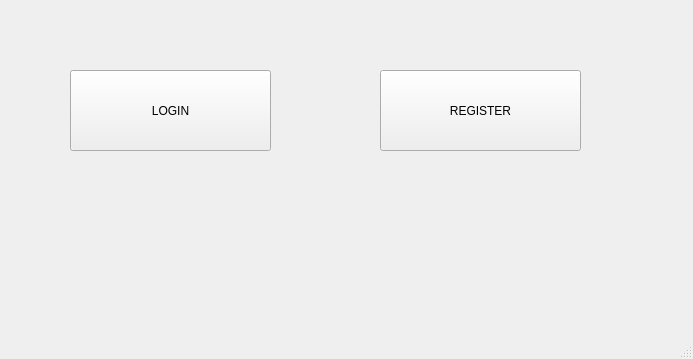
The window that first_window.ui (tapish13031997/OVV) describes before a commit, drawn with Qt 5.
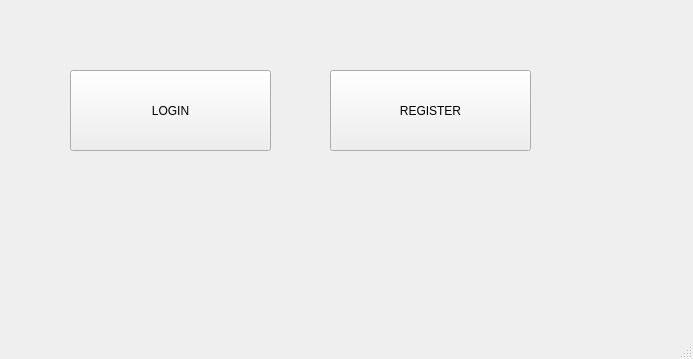
The same window after the commit.

```diff
--- a/first_window.ui
+++ b/first_window.ui
@@ -54,7 +54,7 @@
    <widget class="QPushButton" name="register_button">
     <property name="geometry">
      <rect>
-      <x>380</x>
+      <x>330</x>
       <y>70</y>
       <width>201</width>
       <height>81</height>
```
